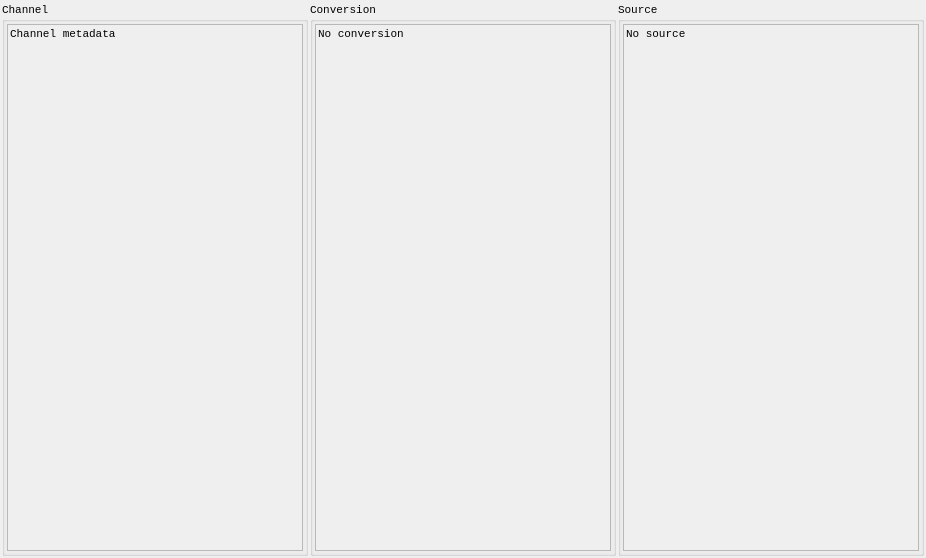
The window that src/asammdf/gui/ui/channel_info_widget.ui (danielhrisca/asammdf) describes before a commit, drawn with Qt 5.
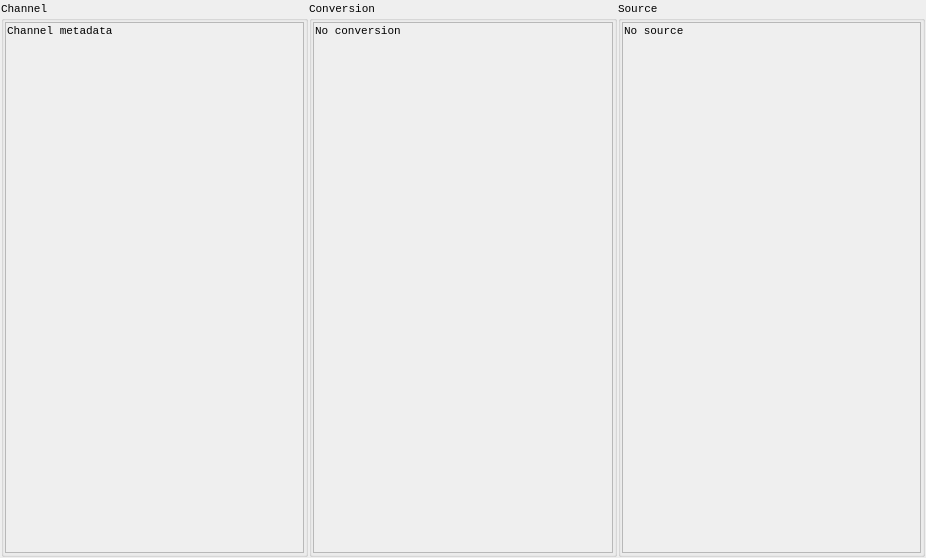
The same window after the commit.

What changed in the file:
```diff
--- a/src/asammdf/gui/ui/channel_info_widget.ui
+++ b/src/asammdf/gui/ui/channel_info_widget.ui
@@ -15,19 +15,19 @@
   </property>
   <layout class="QHBoxLayout" name="horizontalLayout">
    <property name="spacing">
-  <number>2</number>
+  <number>1</number>
 </property>
    <property name="leftMargin">
-  <number>2</number>
+  <number>1</number>
 </property>
    <property name="topMargin">
-  <number>2</number>
+  <number>1</number>
 </property>
    <property name="rightMargin">
-  <number>2</number>
+  <number>1</number>
 </property>
    <property name="bottomMargin">
-  <number>2</number>
+  <number>1</number>
 </property>
    <item>
     <widget class="QGroupBox" name="groupBox">
@@ -45,19 +45,19 @@
      </property>
      <layout class="QVBoxLayout" name="verticalLayout_4" stretch="0">
       <property name="spacing">
-  <number>2</number>
+  <number>1</number>
 </property>
       <property name="leftMargin">
-  <number>2</number>
+  <number>1</number>
 </property>
       <property name="topMargin">
-  <number>2</number>
+  <number>1</number>
 </property>
       <property name="rightMargin">
-  <number>2</number>
+  <number>1</number>
 </property>
       <property name="bottomMargin">
-  <number>2</number>
+  <number>1</number>
 </property>
       <item>
        <widget class="QScrollArea" name="scrollArea">
@@ -75,19 +75,19 @@
          </property>
          <layout class="QVBoxLayout" name="verticalLayout_3">
           <property name="spacing">
-  <number>2</number>
+  <number>1</number>
 </property>
           <property name="leftMargin">
-  <number>2</number>
+  <number>1</number>
 </property>
           <property name="topMargin">
-  <number>2</number>
+  <number>1</number>
 </property>
           <property name="rightMargin">
-  <number>2</number>
+  <number>1</number>
 </property>
           <property name="bottomMargin">
-  <number>2</number>
+  <number>1</number>
 </property>
           <item>
            <widget class="QLabel" name="channel_label">
@@ -132,19 +132,19 @@
      </property>
      <layout class="QVBoxLayout" name="verticalLayout_6">
       <property name="spacing">
-  <number>2</number>
+  <number>1</number>
 </property>
       <property name="leftMargin">
-  <number>2</number>
+  <number>1</number>
 </property>
       <property name="topMargin">
-  <number>2</number>
+  <number>1</number>
 </property>
       <property name="rightMargin">
-  <number>2</number>
+  <number>1</number>
 </property>
       <property name="bottomMargin">
-  <number>2</number>
+  <number>1</number>
 </property>
       <item>
        <widget class="QScrollArea" name="scrollArea_2">
@@ -162,19 +162,19 @@
          </property>
          <layout class="QVBoxLayout" name="verticalLayout_2">
           <property name="spacing">
-  <number>2</number>
+  <number>1</number>
 </property>
           <property name="leftMargin">
-  <number>2</number>
+  <number>1</number>
 </property>
           <property name="topMargin">
-  <number>2</number>
+  <number>1</number>
 </property>
           <property name="rightMargin">
-  <number>2</number>
+  <number>1</number>
 </property>
           <property name="bottomMargin">
-  <number>2</number>
+  <number>1</number>
 </property>
           <item>
            <widget class="QLabel" name="conversion_label">
@@ -219,19 +219,19 @@
      </property>
      <layout class="QVBoxLayout" name="verticalLayout_5">
       <property name="spacing">
-  <number>2</number>
+  <number>1</number>
 </property>
       <property name="leftMargin">
-  <number>2</number>
+  <number>1</number>
 </property>
       <property name="topMargin">
-  <number>2</number>
+  <number>1</number>
 </property>
       <property name="rightMargin">
-  <number>2</number>
+  <number>1</number>
 </property>
       <property name="bottomMargin">
-  <number>2</number>
+  <number>1</number>
 </property>
       <item>
        <widget class="QScrollArea" name="scrollArea_3">
@@ -249,19 +249,19 @@
          </property>
          <layout class="QVBoxLayout" name="verticalLayout">
           <property name="spacing">
-  <number>2</number>
+  <number>1</number>
 </property>
           <property name="leftMargin">
-  <number>2</number>
+  <number>1</number>
 </property>
           <property name="topMargin">
-  <number>2</number>
+  <number>1</number>
 </property>
           <property name="rightMargin">
-  <number>2</number>
+  <number>1</number>
 </property>
           <property name="bottomMargin">
-  <number>2</number>
+  <number>1</number>
 </property>
           <item>
            <widget class="QLabel" name="source_label">
```
